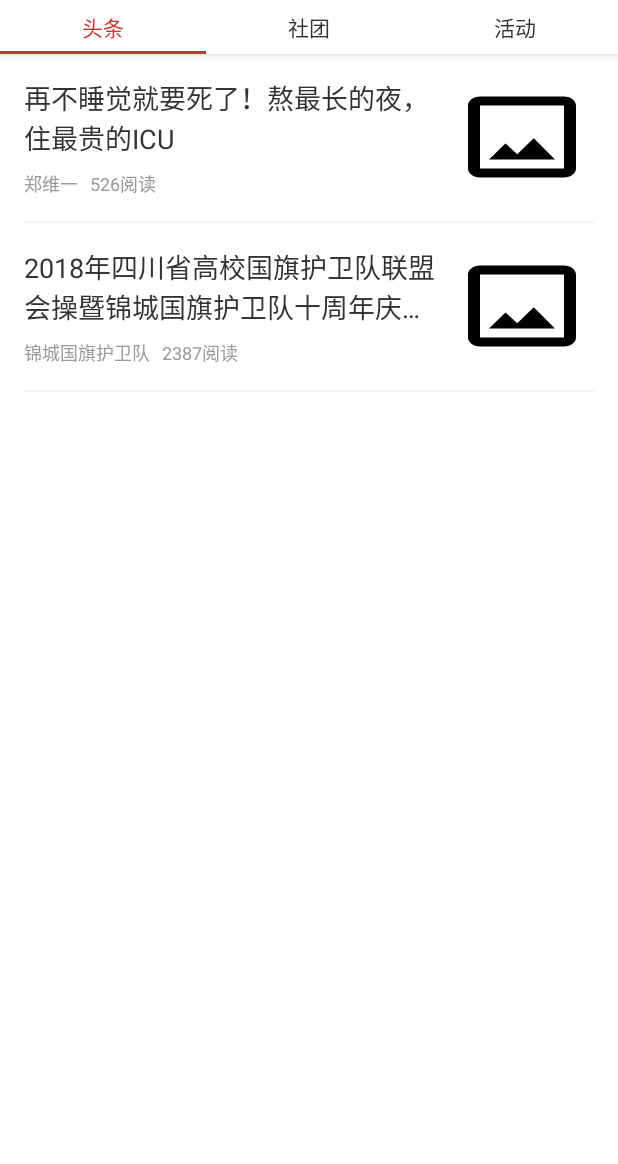
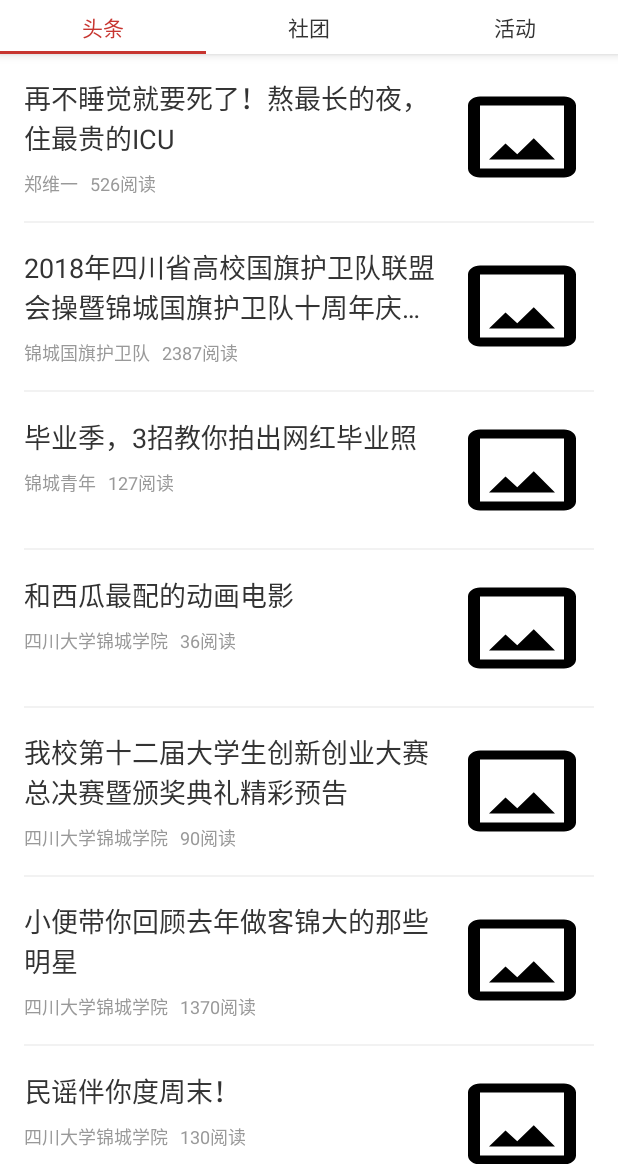
Before and after one commit to SCUJCC-Students/JinchengNewsAndroid, an Android app: the screen it shows after launch (MainActivity), on a phone screen of 412 x 824 dp, the part 72-1236 px from its top. Run offline under Robolectric (Android 15) with nearby library versions, the phone set to English and light mode, and no system bars.

Commit message:
添加 初始化了一堆假新闻
设置 TabFragment3分割线长度

```diff
--- a/app/src/main/java/cn/zhengweiyi/jinchengnewsandroid/TabFragment.java
+++ b/app/src/main/java/cn/zhengweiyi/jinchengnewsandroid/TabFragment.java
@@ -70,6 +70,12 @@ public class TabFragment extends Fragment implements AdapterView.OnItemClickList
         List<News> newsList1 = new ArrayList<>();
         News new1 = new News();
         News new2 = new News();
+        News new3 = new News();
+        News new4 = new News();
+        News new5 = new News();
+        News new6 = new News();
+        News new7 = new News();
+        News new8 = new News();
         new1.setTitle("再不睡觉就要死了！熬最长的夜，住最贵的ICU");
         new1.setContent("说真的，好久没有好好睡个觉了。现在熬夜和面膜都不配了，最配的都变成ICU了。锦城猪健文日了解一下？");
         new1.setAuthor("郑维一");
@@ -78,8 +84,38 @@ public class TabFragment extends Fragment implements AdapterView.OnItemClickList
         new2.setContent("锦城国旗护卫队讯 2018年5月26日，2018年四川省高校国旗护卫队联盟会操暨锦城国旗护卫队十周年庆典在我校第一运动场举行，来自四川省27所高校国旗护卫队、国旗班、仪仗队的战友们齐聚锦城。");
         new2.setAuthor("锦城国旗护卫队");
         new2.setViews(2387);
+        new3.setTitle("毕业季，3招教你拍出网红毕业照");
+        new3.setContent("no");
+        new3.setAuthor("锦城青年");
+        new3.setViews(127);
+        new4.setTitle("和西瓜最配的动画电影");
+        new4.setContent("no");
+        new4.setAuthor("四川大学锦城学院");
+        new4.setViews(36);
+        new5.setTitle("我校第十二届大学生创新创业大赛总决赛暨颁奖典礼精彩预告");
+        new5.setContent("no");
+        new5.setAuthor("四川大学锦城学院");
+        new5.setViews(90);
+        new6.setTitle("小便带你回顾去年做客锦大的那些明星");
+        new6.setContent("no");
+        new6.setAuthor("四川大学锦城学院");
+        new6.setViews(1370);
+        new7.setTitle("民谣伴你度周末！");
+        new7.setContent("no");
+        new7.setAuthor("四川大学锦城学院");
+        new7.setViews(130);
+        new8.setTitle("思考未来 方可赢得未来 —— 《未来型教育论坛学术论文集》");
+        new8.setContent("no");
+        new8.setAuthor("四川大学锦城学院");
+        new8.setViews(38);
         newsList1.add(new1);
         newsList1.add(new2);
+        newsList1.add(new3);
+        newsList1.add(new4);
+        newsList1.add(new5);
+        newsList1.add(new6);
+        newsList1.add(new7);
+        newsList1.add(new8);
         return newsList1;
     }
 
--- a/app/src/main/res/layout/fragment_tab_fragment3.xml
+++ b/app/src/main/res/layout/fragment_tab_fragment3.xml
@@ -9,7 +9,7 @@
         android:id="@+id/tab_fragment3_list_view"
         android:layout_width="match_parent"
         android:layout_height="match_parent"
-        android:divider="@color/colorDefault"
+        android:divider="@drawable/list_divider_line"
         android:dividerHeight="1dp">
     </ListView>
 
```
